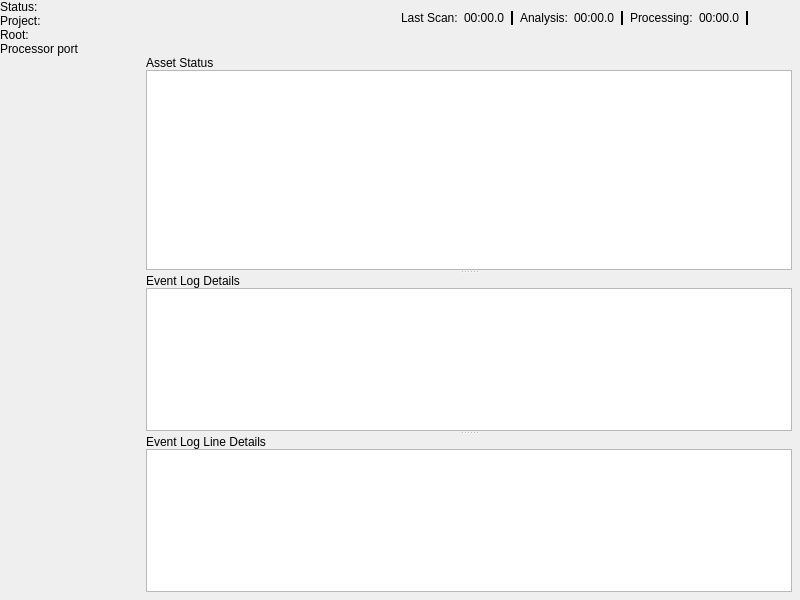
Above: Code/Tools/AssetProcessor/native/ui/MainWindow.ui from o3de/o3de before the change. Below: the same form after it.
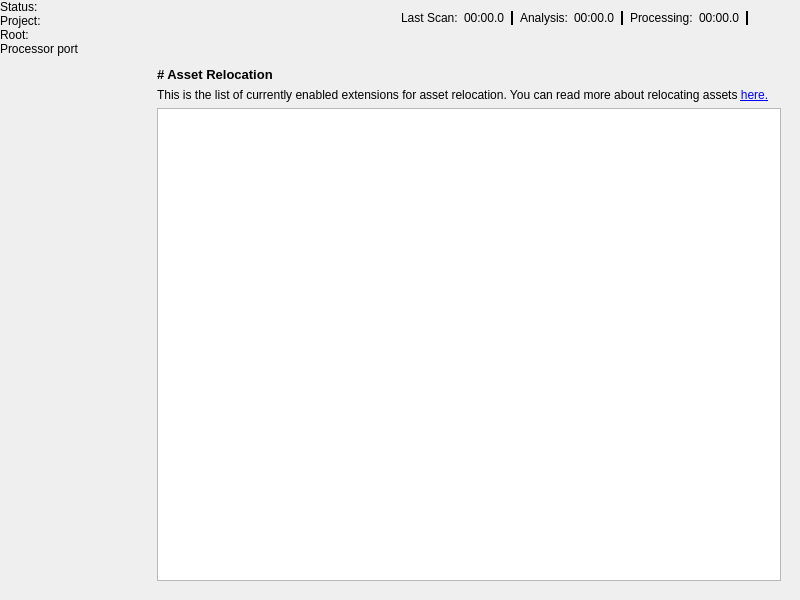
That is the form after the change. The open tabs and pages were chosen to show the change. Icons and pictures are not drawn. Custom widgets are drawn as their Qt base class.

Commit message: Added a tab to Asset Processor to show the asset formats available for relocation with sidecar meta files.

Patch:
```diff
--- a/Code/Tools/AssetProcessor/native/ui/MainWindow.ui
+++ b/Code/Tools/AssetProcessor/native/ui/MainWindow.ui
@@ -2268,6 +2268,47 @@
           </item>
          </layout>
         </widget>
+         <widget class="QWidget" name="AssetRelocationPage">
+           <layout class="QVBoxLayout" name="AssetRelocationVerticalLayout">
+             <item>
+               <widget class="QLabel" name="AssetRelocationScreenTitle">
+                 <property name="font">
+                   <font>
+                     <pointsize>10</pointsize>
+                     <weight>75</weight>
+                     <bold>true</bold>
+                   </font>
+                 </property>
+                 <property name="text">
+                   <string># Asset Relocation</string>
+                 </property>
+                 <property name="textFormat">
+                   <enum>Qt::MarkdownText</enum>
+                 </property>
+               </widget>
+             </item>
+             <item>
+               <widget class="QLabel" name="AssetRelocationDescriptionLabel">
+                 <property name="text">
+                   <string>This is the list of currently enabled extensions for asset relocation. You can read more about relocating assets &lt;a href=&quot;TODO-LINK-LEAVE-IN-DRAFT-UNTIL-AVAILABLE&quot;&gt;here.&lt;/a&gt;</string>
+                 </property>
+                 <property name="openExternalLinks">
+                   <bool>true</bool>
+                 </property>
+                 <property name="textInteractionFlags">
+                   <set>Qt::LinksAccessibleByKeyboard|Qt::LinksAccessibleByMouse</set>
+                 </property>
+               </widget>
+             </item>
+             <item>
+               <widget class="QListView" name="AssetRelocationExtensionListView">
+                 <property name="showDropIndicator" stdset="0">
+                   <bool>false</bool>
+                 </property>
+               </widget>
+             </item>
+           </layout>
+         </widget>
        </widget>
       </item>
      </layout>
```
The commit also changes 7 other files.
